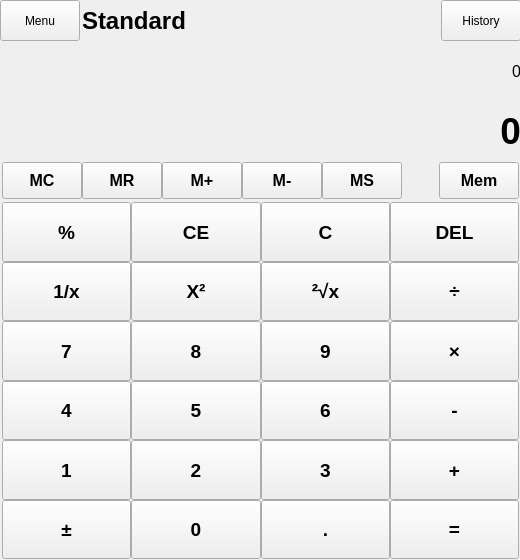
Above: mainwindow.ui from ForgetMelody/QT_course_design before the change. Below: the same form after it.
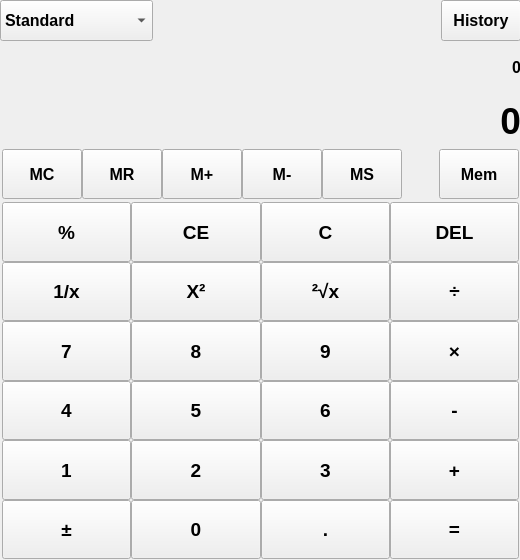
That is the form after the change. The open tabs and pages were chosen to show the change.

Diff of the .ui file:
```diff
--- a/mainwindow.ui
+++ b/mainwindow.ui
@@ -28,6 +28,14 @@
     <height>560</height>
    </size>
   </property>
+  <property name="font">
+   <font>
+    <family>Microsoft YaHei UI</family>
+    <pointsize>12</pointsize>
+    <weight>75</weight>
+    <bold>true</bold>
+   </font>
+  </property>
   <property name="windowTitle">
    <string>MainWindow</string>
   </property>
@@ -55,37 +63,33 @@
       <number>2</number>
      </property>
      <item>
-      <widget class="QPushButton" name="pushButton">
+      <widget class="QComboBox" name="btnSwitchMod">
        <property name="sizePolicy">
-        <sizepolicy hsizetype="Preferred" vsizetype="Preferred">
+        <sizepolicy hsizetype="Preferred" vsizetype="Minimum">
          <horstretch>0</horstretch>
          <verstretch>0</verstretch>
         </sizepolicy>
        </property>
-       <property name="text">
-        <string>Menu</string>
-       </property>
-      </widget>
-     </item>
      <item>
-      <widget class="QLabel" name="label">
-       <property name="sizePolicy">
-        <sizepolicy hsizetype="Preferred" vsizetype="Preferred">
-         <horstretch>0</horstretch>
-         <verstretch>0</verstretch>
-        </sizepolicy>
-       </property>
-       <property name="font">
-        <font>
-         <family>Microsoft YaHei UI</family>
-         <pointsize>18</pointsize>
-         <weight>75</weight>
-         <bold>true</bold>
-        </font>
-       </property>
        <property name="text">
         <string>Standard</string>
        </property>
+       </item>
+       <item>
+        <property name="text">
+         <string>Scientific</string>
+        </property>
+       </item>
+       <item>
+        <property name="text">
+         <string>Programmer</string>
+        </property>
+       </item>
+       <item>
+        <property name="text">
+         <string>Date Calculation</string>
+        </property>
+       </item>
       </widget>
      </item>
      <item>
@@ -116,15 +120,121 @@
      </item>
     </layout>
    </widget>
+   <widget class="QStackedWidget" name="stackedWidget">
+    <property name="geometry">
+     <rect>
+      <x>0</x>
+      <y>40</y>
+      <width>521</width>
+      <height>521</height>
+     </rect>
+    </property>
+    <property name="currentIndex">
+     <number>1</number>
+    </property>
+    <widget class="QWidget" name="standardPage">
    <widget class="QWidget" name="layoutWidget">
     <property name="geometry">
      <rect>
       <x>0</x>
-      <y>160</y>
+        <y>0</y>
       <width>521</width>
-      <height>41</height>
-     </rect>
-    </property>
+        <height>161</height>
+       </rect>
+      </property>
+      <layout class="QVBoxLayout" name="TextLabelLayout">
+       <property name="spacing">
+        <number>0</number>
+       </property>
+       <item>
+        <widget class="QLabel" name="textLabelunder">
+         <property name="sizePolicy">
+          <sizepolicy hsizetype="Preferred" vsizetype="Minimum">
+           <horstretch>0</horstretch>
+           <verstretch>0</verstretch>
+          </sizepolicy>
+         </property>
+         <property name="font">
+          <font>
+           <family>Microsoft YaHei UI</family>
+           <pointsize>12</pointsize>
+           <weight>75</weight>
+           <bold>true</bold>
+           <underline>false</underline>
+           <kerning>true</kerning>
+          </font>
+         </property>
+         <property name="cursor">
+          <cursorShape>IBeamCursor</cursorShape>
+         </property>
+         <property name="mouseTracking">
+          <bool>true</bool>
+         </property>
+         <property name="tabletTracking">
+          <bool>false</bool>
+         </property>
+         <property name="text">
+          <string>0</string>
+         </property>
+         <property name="textFormat">
+          <enum>Qt::AutoText</enum>
+         </property>
+         <property name="alignment">
+          <set>Qt::AlignRight|Qt::AlignTrailing|Qt::AlignVCenter</set>
+         </property>
+         <property name="margin">
+          <number>10</number>
+         </property>
+         <property name="openExternalLinks">
+          <bool>false</bool>
+         </property>
+        </widget>
+       </item>
+       <item>
+        <widget class="QLabel" name="textLabelmain">
+         <property name="enabled">
+          <bool>true</bool>
+         </property>
+         <property name="font">
+          <font>
+           <family>Microsoft YaHei UI</family>
+           <pointsize>28</pointsize>
+           <weight>75</weight>
+           <bold>true</bold>
+           <underline>false</underline>
+           <kerning>true</kerning>
+          </font>
+         </property>
+         <property name="cursor">
+          <cursorShape>IBeamCursor</cursorShape>
+         </property>
+         <property name="mouseTracking">
+          <bool>false</bool>
+         </property>
+         <property name="tabletTracking">
+          <bool>false</bool>
+         </property>
+         <property name="frameShadow">
+          <enum>QFrame::Plain</enum>
+         </property>
+         <property name="text">
+          <string>0</string>
+         </property>
+         <property name="textFormat">
+          <enum>Qt::AutoText</enum>
+         </property>
+         <property name="alignment">
+          <set>Qt::AlignRight|Qt::AlignTrailing|Qt::AlignVCenter</set>
+         </property>
+         <property name="margin">
+          <number>10</number>
+         </property>
+         <property name="openExternalLinks">
+          <bool>false</bool>
+         </property>
+        </widget>
+       </item>
+       <item>
     <layout class="QHBoxLayout" name="MemoryLayout">
      <property name="spacing">
       <number>0</number>
@@ -281,113 +391,14 @@
       </widget>
      </item>
     </layout>
-   </widget>
-   <widget class="QWidget" name="layoutWidget">
-    <property name="geometry">
-     <rect>
-      <x>0</x>
-      <y>41</y>
-      <width>521</width>
-      <height>119</height>
-     </rect>
-    </property>
-    <layout class="QVBoxLayout" name="TextLabelLayout">
-     <property name="spacing">
-      <number>0</number>
-     </property>
-     <item>
-      <widget class="QLabel" name="textLabelunder">
-       <property name="sizePolicy">
-        <sizepolicy hsizetype="Preferred" vsizetype="Minimum">
-         <horstretch>0</horstretch>
-         <verstretch>0</verstretch>
-        </sizepolicy>
-       </property>
-       <property name="font">
-        <font>
-         <family>Microsoft YaHei UI</family>
-         <pointsize>12</pointsize>
-         <underline>false</underline>
-         <kerning>true</kerning>
-        </font>
-       </property>
-       <property name="cursor">
-        <cursorShape>IBeamCursor</cursorShape>
-       </property>
-       <property name="mouseTracking">
-        <bool>true</bool>
-       </property>
-       <property name="tabletTracking">
-        <bool>false</bool>
-       </property>
-       <property name="text">
-        <string>0</string>
-       </property>
-       <property name="textFormat">
-        <enum>Qt::AutoText</enum>
-       </property>
-       <property name="alignment">
-        <set>Qt::AlignRight|Qt::AlignTrailing|Qt::AlignVCenter</set>
-       </property>
-       <property name="margin">
-        <number>10</number>
-       </property>
-       <property name="openExternalLinks">
-        <bool>false</bool>
-       </property>
-      </widget>
-     </item>
-     <item>
-      <widget class="QLabel" name="textLabelmain">
-       <property name="enabled">
-        <bool>true</bool>
-       </property>
-       <property name="font">
-        <font>
-         <family>Microsoft YaHei UI</family>
-         <pointsize>28</pointsize>
-         <weight>75</weight>
-         <bold>true</bold>
-         <underline>false</underline>
-         <kerning>true</kerning>
-        </font>
-       </property>
-       <property name="cursor">
-        <cursorShape>IBeamCursor</cursorShape>
-       </property>
-       <property name="mouseTracking">
-        <bool>false</bool>
-       </property>
-       <property name="tabletTracking">
-        <bool>false</bool>
-       </property>
-       <property name="frameShadow">
-        <enum>QFrame::Plain</enum>
-       </property>
-       <property name="text">
-        <string>0</string>
-       </property>
-       <property name="textFormat">
-        <enum>Qt::AutoText</enum>
-       </property>
-       <property name="alignment">
-        <set>Qt::AlignRight|Qt::AlignTrailing|Qt::AlignVCenter</set>
-       </property>
-       <property name="margin">
-        <number>10</number>
-       </property>
-       <property name="openExternalLinks">
-        <bool>false</bool>
-       </property>
-      </widget>
      </item>
     </layout>
    </widget>
-   <widget class="QWidget" name="layoutWidget">
+     <widget class="QWidget" name="layoutWidget_3">
     <property name="geometry">
      <rect>
       <x>0</x>
-      <y>200</y>
+        <y>160</y>
       <width>521</width>
       <height>361</height>
      </rect>
@@ -919,6 +930,9 @@
       </widget>
      </item>
     </layout>
+     </widget>
+    </widget>
+    <widget class="QWidget" name="page"/>
    </widget>
   </widget>
  </widget>
```
Left out of the diff: 576 changed lines with no effect on the pictures. Lines whose indentation alone changed are shown as unchanged.
